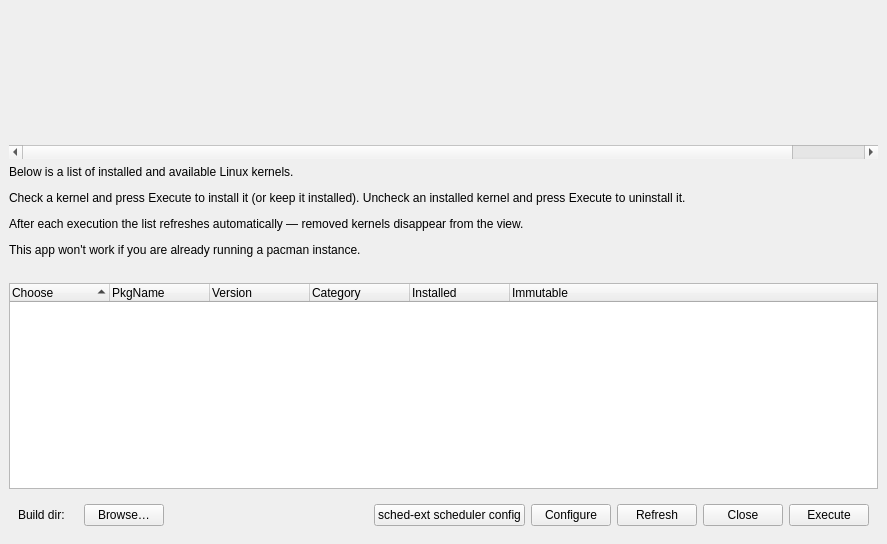
Qt form src/km-window.ui (MadGoatHaz/kernel-manager) before a commit.
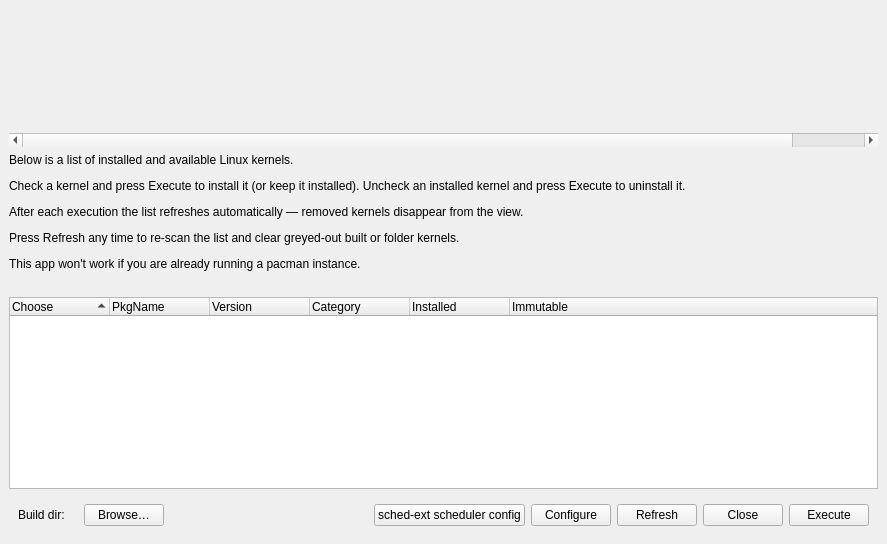
The same form after that commit.

Commit message: feat(chunk-2): finalize instruction text

What changed in the file:
```diff
--- a/src/km-window.ui
+++ b/src/km-window.ui
@@ -56,6 +56,7 @@
 &lt;p&gt;Below is a list of installed and available Linux kernels.&lt;/p&gt;
 &lt;p&gt;Check a kernel and press Execute to install it (or keep it installed). Uncheck an installed kernel and press Execute to uninstall it.&lt;/p&gt;
 &lt;p&gt;After each execution the list refreshes automatically — removed kernels disappear from the view.&lt;/p&gt;
+&lt;p&gt;Press Refresh any time to re-scan the list and clear greyed-out built or folder kernels.&lt;/p&gt;
 &lt;p&gt;This app won't work if you are already running a pacman instance.&lt;/p&gt;
 &lt;/body&gt;
 &lt;/html&gt;</string>
```
The commit also changes 1 other file.
